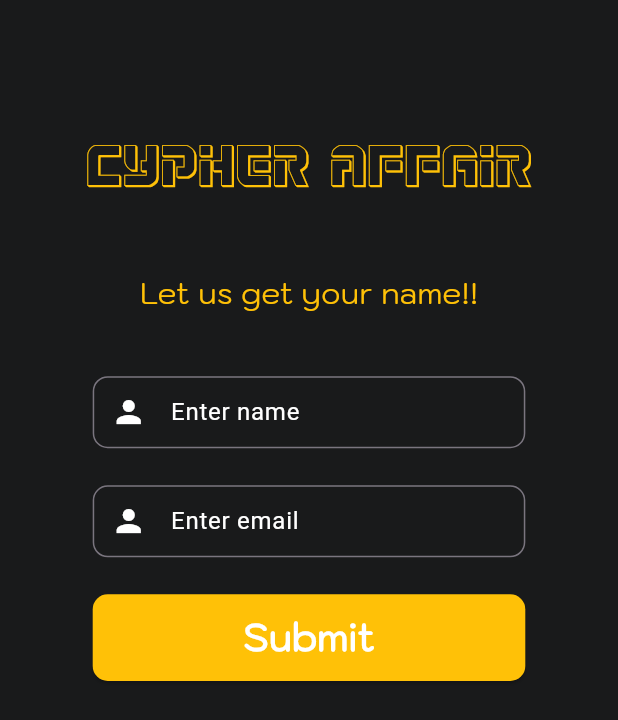
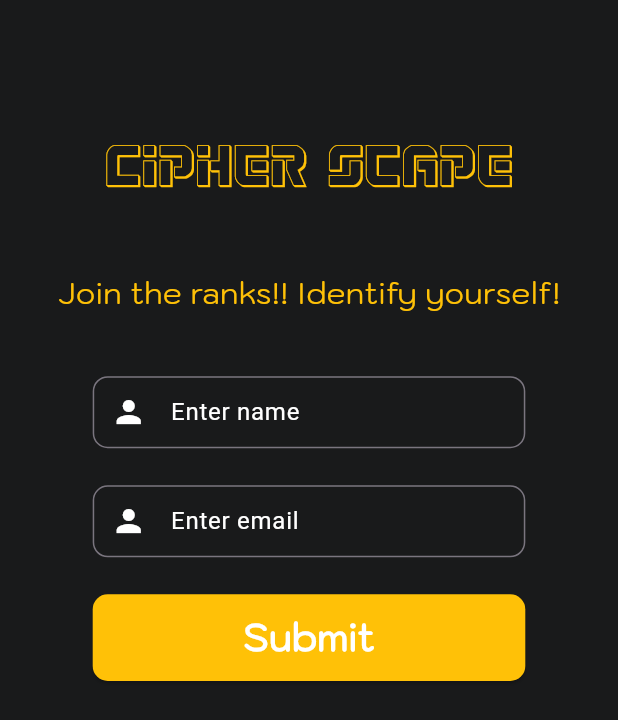
Before and after one commit to RohitBB3010/cipher_scape, a Flutter app: the MandatoryFieldsPage screen opened directly, on a phone screen of 412 x 824 dp. Shown: the top 720 px of the screen. Run offline on Flutter 3.47's test engine with Material 3 defaults, Android fonts, the phone set to English and light mode, and no system bars; drawn by our look-alikes of auto_size_text; our stand-ins replace animated_text_kit, carousel_slider, circular_countdown_timer, cloud_firestore, firebase_auth, firebase_core and 5 more; missing offline and left inert: flutter_shakemywidget; accounts and stored records are empty.

Commit message:
Changed and synced app name

```diff
--- a/lib/components/loading_page.dart
+++ b/lib/components/loading_page.dart
@@ -45,7 +45,7 @@ class LoadingPage extends StatelessWidget {
                 horizontal: MediaQuery.of(context).size.width * 0.04,
               ),
               child: const AutoSizeText(
-                'Cypher Scape',
+                'Cipher Scape',
                 maxLines: 1,
                 textAlign: TextAlign.center,
                 style: TextStyle(
--- a/lib/screens/home/home_page.dart
+++ b/lib/screens/home/home_page.dart
@@ -83,7 +83,7 @@ class _HomePageState extends State<HomePage> with WidgetsBindingObserver {
                           children: [
                             SpacingConsts().mediumHeightBetweenFields(context),
                             const AutoSizeText(
-                              'CypherScape',
+                              'Cipher Scape',
                               maxLines: 1,
                               style: TextStyle(
                                   fontSize: 55.0,
--- a/lib/screens/mandatory_fields/mandatory_fields_page.dart
+++ b/lib/screens/mandatory_fields/mandatory_fields_page.dart
@@ -37,7 +37,7 @@ class MandatoryFieldsPage extends StatelessWidget {
                     children: [
                       SpacingConsts().largeHeightBetweenFields(context),
                       const AutoSizeText(
-                        'Cypher Affair',
+                        'Cipher Scape',
                         style: TextStyle(
                             fontFamily: 'Legio',
                             fontSize: 40.0,
@@ -45,7 +45,7 @@ class MandatoryFieldsPage extends StatelessWidget {
                       ),
                       SpacingConsts().mediumHeightBetweenFields(context),
                       const AutoSizeText(
-                        'Let us get your name!!',
+                        'Join the ranks!! Identify yourself!',
                         style: TextStyle(
                             fontFamily: 'Kod',
                             fontSize: 20.0,
```
Also changed, not shown: lib/screens/auth/pages/google_signIn.dart (+0 -37 lines), 3 other files.
